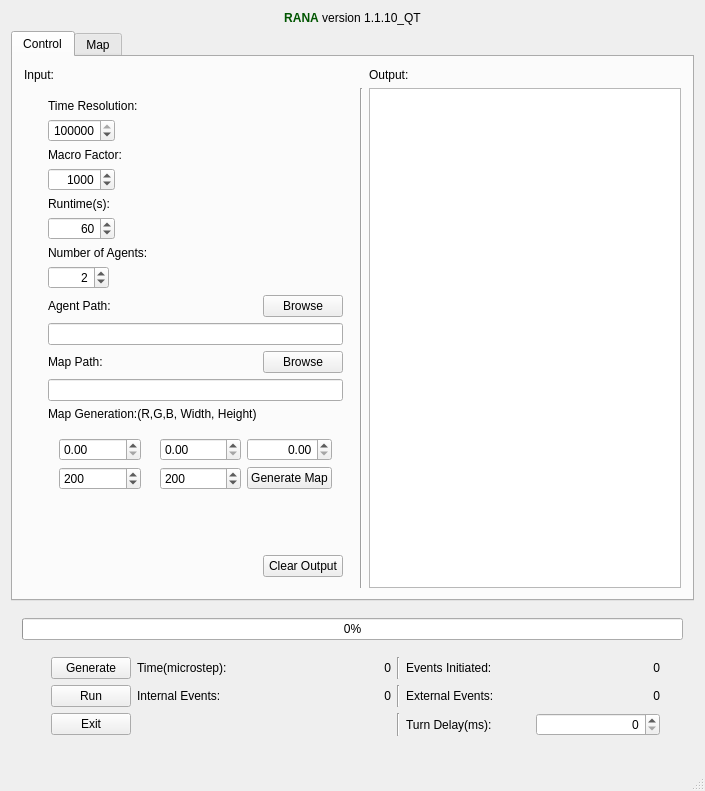
Before: the Qt Designer form mainwindow.ui in sojoe02/RANA, drawn with Qt 5.
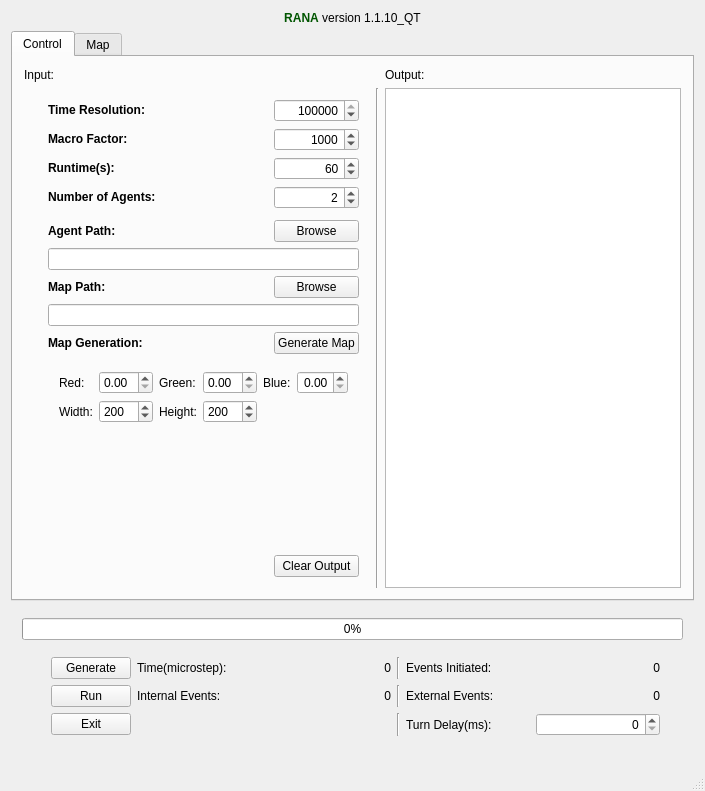
After: the same form once the commit is applied.

```diff
--- a/mainwindow.ui
+++ b/mainwindow.ui
@@ -61,46 +61,92 @@
            </sizepolicy>
           </property>
           <layout class="QGridLayout" name="gridLayout_2">
-           <item row="26" column="3">
+           <item row="12" column="3">
+            <widget class="QPushButton" name="browseMapButton">
+             <property name="sizePolicy">
+              <sizepolicy hsizetype="Minimum" vsizetype="Fixed">
+               <horstretch>0</horstretch>
+               <verstretch>0</verstretch>
+              </sizepolicy>
+             </property>
+             <property name="text">
+              <string>Browse</string>
+             </property>
+            </widget>
+           </item>
+           <item row="9" column="1">
+            <widget class="QLabel" name="label">
+             <property name="text">
+              <string>&lt;b&gt;Agent Path:</string>
+             </property>
+            </widget>
+           </item>
+           <item row="11" column="1" colspan="3">
+            <widget class="QLineEdit" name="agentPathLineEdit">
+             <property name="sizePolicy">
+              <sizepolicy hsizetype="MinimumExpanding" vsizetype="Fixed">
+               <horstretch>0</horstretch>
+               <verstretch>0</verstretch>
+              </sizepolicy>
+             </property>
+             <property name="text">
+              <string/>
+             </property>
+            </widget>
+           </item>
+           <item row="0" column="1">
+            <widget class="QLabel" name="label_5">
+             <property name="toolTip">
+              <string>Number of microsteps pr second</string>
+             </property>
+             <property name="toolTipDuration">
+              <number>-1</number>
+             </property>
+             <property name="text">
+              <string>&lt;b&gt;Time Resolution:</string>
+             </property>
+            </widget>
+           </item>
+           <item row="14" column="1">
+            <widget class="QLabel" name="label_11">
+             <property name="text">
+              <string>&lt;b&gt;Map Generation:</string>
+             </property>
+            </widget>
+           </item>
+           <item row="2" column="3">
+            <widget class="QSpinBox" name="macroSpinBox">
+             <property name="sizePolicy">
+              <sizepolicy hsizetype="Preferred" vsizetype="Fixed">
+               <horstretch>0</horstretch>
+               <verstretch>0</verstretch>
+              </sizepolicy>
+             </property>
+             <property name="alignment">
+              <set>Qt::AlignRight|Qt::AlignTrailing|Qt::AlignVCenter</set>
+             </property>
+             <property name="maximum">
+              <number>1000000000</number>
+             </property>
+             <property name="singleStep">
+              <number>1000</number>
+             </property>
+             <property name="value">
+              <number>1000</number>
+             </property>
+            </widget>
+           </item>
+           <item row="17" column="3">
             <widget class="QPushButton" name="pushButton">
              <property name="text">
               <string>Clear Output</string>
              </property>
             </widget>
            </item>
-           <item row="12" column="2">
-            <widget class="QSpinBox" name="macroSpinBox">
-             <property name="sizePolicy">
-              <sizepolicy hsizetype="Maximum" vsizetype="Fixed">
-               <horstretch>0</horstretch>
-               <verstretch>0</verstretch>
-              </sizepolicy>
-             </property>
-             <property name="alignment">
-              <set>Qt::AlignRight|Qt::AlignTrailing|Qt::AlignVCenter</set>
-             </property>
-             <property name="maximum">
-              <number>1000000000</number>
-             </property>
-             <property name="singleStep">
-              <number>1000</number>
-             </property>
-             <property name="value">
-              <number>1000</number>
-             </property>
-            </widget>
-           </item>
-           <item row="25" column="1">
-            <widget class="QLabel" name="label_10">
-             <property name="text">
-              <string/>
-             </property>
-            </widget>
-           </item>
-           <item row="9" column="2">
+           <item row="0" column="3">
             <widget class="QSpinBox" name="timeResSpinBox">
              <property name="sizePolicy">
-              <sizepolicy hsizetype="Maximum" vsizetype="Fixed">
+              <sizepolicy hsizetype="Preferred" vsizetype="Fixed">
                <horstretch>0</horstretch>
                <verstretch>0</verstretch>
               </sizepolicy>
@@ -125,35 +171,38 @@
              </property>
             </widget>
            </item>
-           <item row="14" column="2">
-            <widget class="QSpinBox" name="runTimeSpinBox">
-             <property name="sizePolicy">
-              <sizepolicy hsizetype="Maximum" vsizetype="Fixed">
-               <horstretch>0</horstretch>
-               <verstretch>0</verstretch>
-              </sizepolicy>
+           <item row="16" column="0">
+            <widget class="QLabel" name="label_10">
+             <property name="text">
+              <string/>
              </property>
-             <property name="alignment">
-              <set>Qt::AlignRight|Qt::AlignTrailing|Qt::AlignVCenter</set>
+            </widget>
+           </item>
+           <item row="2" column="1">
+            <widget class="QLabel" name="label_6">
+             <property name="toolTip">
+              <string>Number of mirosteps pr macrostep</string>
              </property>
-             <property name="accelerated">
-              <bool>true</bool>
+             <property name="text">
+              <string>&lt;b&gt;Macro Factor:</string>
              </property>
-             <property name="minimum">
-              <number>1</number>
+            </widget>
+           </item>
+           <item row="9" column="3">
+            <widget class="QPushButton" name="browseLuaAgentButton">
+             <property name="text">
+              <string>Browse</string>
              </property>
-             <property name="maximum">
-              <number>31536000</number>
+            </widget>
+           </item>
+           <item row="4" column="1">
+            <widget class="QLabel" name="label_13">
+             <property name="text">
+              <string>&lt;b&gt;Runtime(s):</string>
              </property>
-             <property name="singleStep">
-              <number>60</number>
-             </property>
-             <property name="value">
-              <number>60</number>
-             </property>
             </widget>
            </item>
-           <item row="26" column="2">
+           <item row="17" column="1">
             <spacer name="horizontalSpacer">
              <property name="orientation">
               <enum>Qt::Horizontal</enum>
@@ -169,17 +218,10 @@
              </property>
             </spacer>
            </item>
-           <item row="19" column="2">
-            <widget class="QLabel" name="label_7">
-             <property name="text">
-              <string>Map Path:</string>
-             </property>
-            </widget>
-           </item>
-           <item row="16" column="2">
+           <item row="6" column="3">
             <widget class="QSpinBox" name="luaSpinBox">
              <property name="sizePolicy">
-              <sizepolicy hsizetype="Maximum" vsizetype="Fixed">
+              <sizepolicy hsizetype="Preferred" vsizetype="Fixed">
                <horstretch>0</horstretch>
                <verstretch>0</verstretch>
               </sizepolicy>
@@ -198,110 +240,30 @@
              </property>
             </widget>
            </item>
-           <item row="11" column="2">
-            <widget class="QLabel" name="label_6">
-             <property name="toolTip">
-              <string>Number of mirosteps pr macrostep</string>
-             </property>
+           <item row="12" column="1">
+            <widget class="QLabel" name="label_7">
              <property name="text">
-              <string>Macro Factor:</string>
+              <string>&lt;b&gt;Map Path:</string>
              </property>
             </widget>
            </item>
-           <item row="18" column="2" colspan="2">
-            <widget class="QLineEdit" name="agentPathLineEdit">
-             <property name="sizePolicy">
-              <sizepolicy hsizetype="MinimumExpanding" vsizetype="Fixed">
-               <horstretch>0</horstretch>
-               <verstretch>0</verstretch>
-              </sizepolicy>
-             </property>
-             <property name="text">
-              <string/>
-             </property>
-            </widget>
-           </item>
-           <item row="20" column="2" colspan="2">
-            <widget class="QLineEdit" name="mapPathLineEdit"/>
-           </item>
-           <item row="17" column="3">
-            <widget class="QPushButton" name="browseLuaAgentButton">
-             <property name="text">
-              <string>Browse</string>
-             </property>
-            </widget>
-           </item>
-           <item row="19" column="3">
-            <widget class="QPushButton" name="browseMapButton">
-             <property name="sizePolicy">
-              <sizepolicy hsizetype="Minimum" vsizetype="Fixed">
-               <horstretch>0</horstretch>
-               <verstretch>0</verstretch>
-              </sizepolicy>
-             </property>
-             <property name="text">
-              <string>Browse</string>
-             </property>
-            </widget>
-           </item>
-           <item row="8" column="2">
-            <widget class="QLabel" name="label_5">
-             <property name="toolTip">
-              <string>Number of microsteps pr second</string>
-             </property>
-             <property name="toolTipDuration">
-              <number>-1</number>
-             </property>
-             <property name="text">
-              <string>Time Resolution:</string>
-             </property>
-            </widget>
-           </item>
-           <item row="13" column="2">
-            <widget class="QLabel" name="label_13">
-             <property name="text">
-              <string>Runtime(s):</string>
-             </property>
-            </widget>
-           </item>
-           <item row="21" column="2">
-            <widget class="QLabel" name="label_11">
-             <property name="text">
-              <string>Map Generation:(R,G,B, Width, Height)</string>
-             </property>
-            </widget>
-           </item>
-           <item row="25" column="2" colspan="2">
-            <spacer name="verticalSpacer">
-             <property name="orientation">
-              <enum>Qt::Vertical</enum>
-             </property>
-             <property name="sizeHint" stdset="0">
-              <size>
-               <width>20</width>
-               <height>40</height>
-              </size>
-             </property>
-            </spacer>
-           </item>
-           <item row="17" column="2">
-            <widget class="QLabel" name="label">
-             <property name="text">
-              <string>Agent Path:</string>
-             </property>
-            </widget>
-           </item>
-           <item row="15" column="2">
-            <widget class="QLabel" name="label_2">
-             <property name="text">
-              <string>Number of Agents:</string>
-             </property>
-            </widget>
-           </item>
-           <item row="22" column="2" colspan="2">
+           <item row="15" column="1" colspan="3">
             <widget class="QWidget" name="widget_5" native="true">
              <layout class="QGridLayout" name="gridLayout_7">
-              <item row="1" column="0">
+              <item row="1" column="3">
+               <widget class="QSpinBox" name="pxSpinBox">
+                <property name="toolTip">
+                 <string>Width(px)</string>
+                </property>
+                <property name="maximum">
+                 <number>4096</number>
+                </property>
+                <property name="value">
+                 <number>200</number>
+                </property>
+               </widget>
+              </item>
+              <item row="1" column="1">
                <widget class="QSpinBox" name="pySpinBox">
                 <property name="sizePolicy">
                  <sizepolicy hsizetype="Minimum" vsizetype="Fixed">
@@ -320,7 +282,7 @@
                 </property>
                </widget>
               </item>
-              <item row="0" column="3">
+              <item row="0" column="5">
                <widget class="QDoubleSpinBox" name="BDoubleSpinBox">
                 <property name="sizePolicy">
                  <sizepolicy hsizetype="Minimum" vsizetype="Fixed">
@@ -351,7 +313,14 @@
                 </property>
                </widget>
               </item>
-              <item row="0" column="0">
+              <item row="0" column="4">
+               <widget class="QLabel" name="label_19">
+                <property name="text">
+                 <string>Blue:</string>
+                </property>
+               </widget>
+              </item>
+              <item row="0" column="1">
                <widget class="QDoubleSpinBox" name="RdoubleSpinBox">
                 <property name="toolTip">
                  <string>%R</string>
@@ -364,20 +333,7 @@
                 </property>
                </widget>
               </item>
-              <item row="1" column="2">
-               <widget class="QSpinBox" name="pxSpinBox">
-                <property name="toolTip">
-                 <string>Width(px)</string>
-                </property>
-                <property name="maximum">
-                 <number>4096</number>
-                </property>
-                <property name="value">
-                 <number>200</number>
-                </property>
-               </widget>
-              </item>
-              <item row="0" column="2">
+              <item row="0" column="3">
                <widget class="QDoubleSpinBox" name="GDoubleSpinBox">
                 <property name="toolTip">
                  <string>%G</string>
@@ -393,7 +349,7 @@
                 </property>
                </widget>
               </item>
-              <item row="0" column="1">
+              <item row="0" column="2">
                <widget class="QLabel" name="label_18">
                 <property name="sizePolicy">
                  <sizepolicy hsizetype="Fixed" vsizetype="Preferred">
@@ -401,21 +357,114 @@
                   <verstretch>0</verstretch>
                  </sizepolicy>
                 </property>
+                <property name="font">
+                 <font>
+                  <underline>false</underline>
+                 </font>
+                </property>
                 <property name="text">
-                 <string/>
+                 <string>Green:</string>
                 </property>
                </widget>
               </item>
-              <item row="1" column="3">
-               <widget class="QPushButton" name="generateMap">
+              <item row="0" column="0">
+               <widget class="QLabel" name="label_21">
                 <property name="text">
-                 <string>Generate Map</string>
+                 <string>Red:</string>
+                </property>
+               </widget>
+              </item>
+              <item row="1" column="0">
+               <widget class="QLabel" name="label_22">
+                <property name="text">
+                 <string>Width:</string>
+                </property>
+               </widget>
+              </item>
+              <item row="1" column="2">
+               <widget class="QLabel" name="label_23">
+                <property name="text">
+                 <string>Height:</string>
                 </property>
                </widget>
               </item>
              </layout>
             </widget>
            </item>
+           <item row="13" column="1" colspan="3">
+            <widget class="QLineEdit" name="mapPathLineEdit"/>
+           </item>
+           <item row="14" column="3">
+            <widget class="QPushButton" name="generateMap">
+             <property name="text">
+              <string>Generate Map</string>
+             </property>
+            </widget>
+           </item>
+           <item row="16" column="1" colspan="3">
+            <spacer name="verticalSpacer">
+             <property name="orientation">
+              <enum>Qt::Vertical</enum>
+             </property>
+             <property name="sizeHint" stdset="0">
+              <size>
+               <width>20</width>
+               <height>40</height>
+              </size>
+             </property>
+            </spacer>
+           </item>
+           <item row="6" column="1">
+            <widget class="QLabel" name="label_2">
+             <property name="text">
+              <string>&lt;b&gt;Number of Agents:</string>
+             </property>
+            </widget>
+           </item>
+           <item row="4" column="3">
+            <widget class="QSpinBox" name="runTimeSpinBox">
+             <property name="sizePolicy">
+              <sizepolicy hsizetype="Preferred" vsizetype="Fixed">
+               <horstretch>0</horstretch>
+               <verstretch>0</verstretch>
+              </sizepolicy>
+             </property>
+             <property name="alignment">
+              <set>Qt::AlignRight|Qt::AlignTrailing|Qt::AlignVCenter</set>
+             </property>
+             <property name="accelerated">
+              <bool>true</bool>
+             </property>
+             <property name="minimum">
+              <number>1</number>
+             </property>
+             <property name="maximum">
+              <number>31536000</number>
+             </property>
+             <property name="singleStep">
+              <number>60</number>
+             </property>
+             <property name="value">
+              <number>60</number>
+             </property>
+            </widget>
+           </item>
+           <item row="7" column="1">
+            <spacer name="verticalSpacer_2">
+             <property name="orientation">
+              <enum>Qt::Vertical</enum>
+             </property>
+             <property name="sizeType">
+              <enum>QSizePolicy::Minimum</enum>
+             </property>
+             <property name="sizeHint" stdset="0">
+              <size>
+               <width>20</width>
+               <height>5</height>
+              </size>
+             </property>
+            </spacer>
+           </item>
           </layout>
          </widget>
         </item>
```
